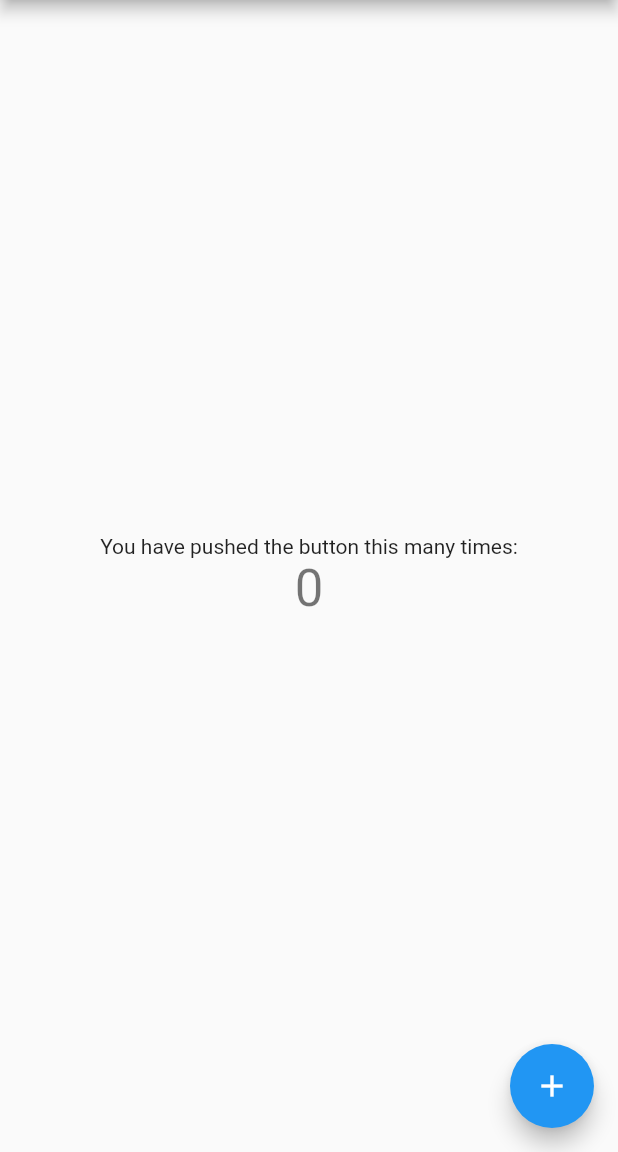
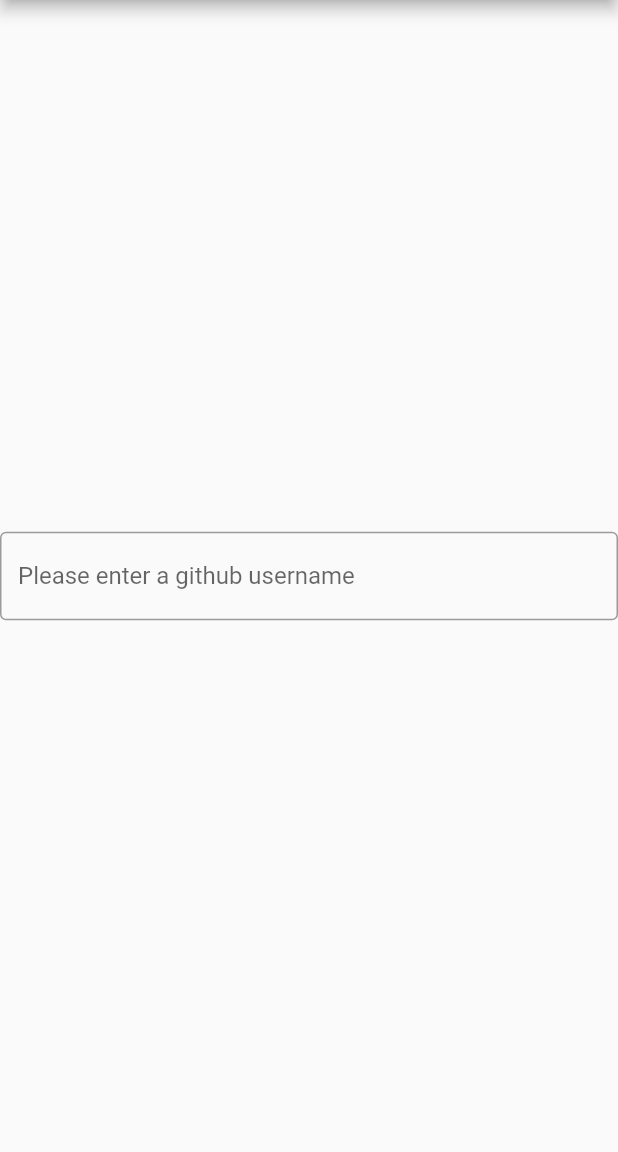
Before and after one commit to jbryan26/flutter-presentation, a Flutter app: the screen it shows after launch, on a phone screen of 412 x 824 dp, the part 84-1236 px from its top. Run offline on Flutter 3.47's test engine with Material 2 defaults, Android fonts, the phone set to English and light mode, and no system bars.

```diff
--- a/flutter_building_blocks/lib/main.dart
+++ b/flutter_building_blocks/lib/main.dart
@@ -7,6 +7,7 @@ class MyApp extends StatelessWidget {
   @override
   Widget build(BuildContext context) {
     return MaterialApp(
+      debugShowCheckedModeBanner: false,
       title: 'Flutter Demo',
       theme: ThemeData(
         // This is the theme of your application.
@@ -44,17 +45,12 @@ class MyHomePage extends StatefulWidget {
 }
 
 class _MyHomePageState extends State<MyHomePage> {
-  int _counter = 0;
+  final _usernameController = TextEditingController();
 
-  void _incrementCounter() {
-    setState(() {
-      // This call to setState tells the Flutter framework that something has
-      // changed in this State, which causes it to rerun the build method below
-      // so that the display can reflect the updated values. If we changed
-      // _counter without calling setState(), then the build method would not be
-      // called again, and so nothing would appear to happen.
-      _counter++;
-    });
+  @override
+  void dispose() {
+    _usernameController.dispose();
+    super.dispose();
   }
 
   @override
@@ -91,20 +87,15 @@ class _MyHomePageState extends State<MyHomePage> {
           // horizontal).
           mainAxisAlignment: MainAxisAlignment.center,
           children: <Widget>[
-            Text(
-              'You have pushed the button this many times:',
-            ),
-            Text(
-              '$_counter',
-              style: Theme.of(context).textTheme.display1,
+            TextField(
+              decoration: InputDecoration(
+                border: OutlineInputBorder(),
+                hintText: "Please enter a github username",
+              ),
+              controller: _usernameController,
             ),
           ],
         ),
-      ),
-      floatingActionButton: FloatingActionButton(
-        onPressed: _incrementCounter,
-        tooltip: 'Increment',
-        child: Icon(Icons.add),
       ), // This trailing comma makes auto-formatting nicer for build methods.
     );
   }
```
Also changed, not shown: 1 other file.
